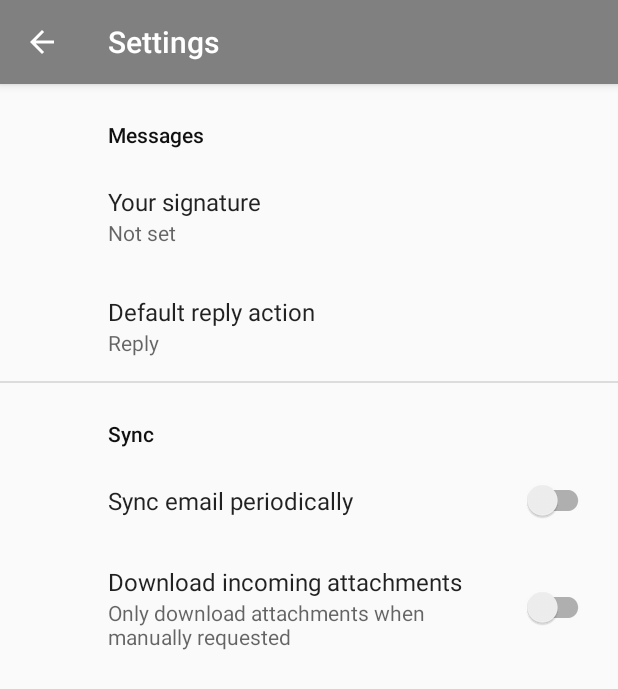
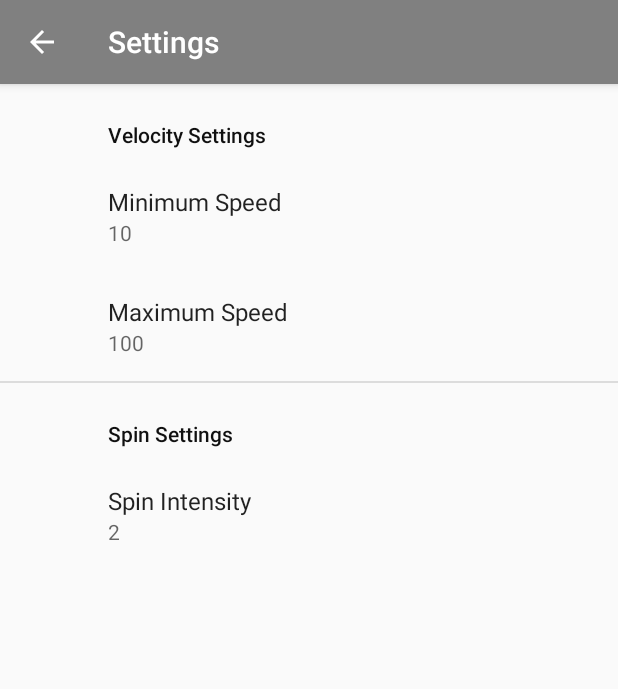
Before and after one commit to ricko1995/TableTennis, an Android app: the screen it shows after launch (SettingsActivity), in the options menu, after a tap on "Settings", on a phone screen of 412 x 824 dp. Shown: the top 689 px of the screen. Run offline under Robolectric (Android 15) with nearby library versions, the phone set to English and light mode, and no system bars; our stand-ins replace androidx.preference; libraries missing offline, so code that uses them is left out: android.net.sip.

Commit message:
Settings menu working

```diff
--- a/app/src/main/java/com/example/tabletennis/MainActivity.java
+++ b/app/src/main/java/com/example/tabletennis/MainActivity.java
@@ -14,29 +14,17 @@ import android.text.TextWatcher;
 import android.view.Menu;
 import android.view.MenuItem;
 import android.view.MotionEvent;
-import android.view.View;
-import android.view.animation.AccelerateInterpolator;
-import android.view.animation.AlphaAnimation;
-import android.view.animation.Animation;
-import android.view.animation.AnimationSet;
-import android.view.animation.DecelerateInterpolator;
-import android.view.animation.TranslateAnimation;
 import android.widget.Button;
 import android.widget.ImageView;
 import android.widget.LinearLayout;
 import android.widget.SeekBar;
 import android.widget.TextView;
 import android.widget.Toast;
-
 import com.google.gson.Gson;
-import com.google.gson.reflect.TypeToken;
-
-import java.lang.reflect.Type;
 import java.util.ArrayList;
-import java.util.List;
 import java.util.Random;
 
-public class MainActivity extends AppCompatActivity implements BtDevicesDialog.SelectedDeviceListener {
+public class MainActivity extends AppCompatActivity implements BtDevicesDialog.SelectedDeviceListener{
 
     private static final float xSpinMin = -1f;
     private static final float xSpinMax = -xSpinMin;
@@ -46,8 +34,8 @@ public class MainActivity extends AppCompatActivity implements BtDevicesDialog.S
     private static final float tableMaxX = 2.74f;
     private static final float tableMinY = 1.525f;
     private static final float tableMaxY = 0f;
-    private static final float minV0 = 20f;
-    private static final float maxV0 = 180f;
+    static float minV0 = 20f;
+    static float maxV0 = 180f;
     private static final int maxNumberOfShots = 10;
     private static final int maxNumberOfExercises = 10;
 
@@ -136,7 +124,6 @@ public class MainActivity extends AppCompatActivity implements BtDevicesDialog.S
 
         stopBtn.setOnClickListener(v -> {
             debugTxt4.setText("[{\"alpha\":0,\"delay\":0,\"phi\":0,\"v1\":0,\"v2\":0,\"v3\":0}]");
-            debugTxt1.setText(macAddressLoc);
             bt.write("[{\"alpha\":0,\"delay\":0,\"phi\":0,\"v1\":0,\"v2\":0,\"v3\":0}]");
         });
 
@@ -159,7 +146,15 @@ public class MainActivity extends AppCompatActivity implements BtDevicesDialog.S
             }
         });
 
-        new Handler().postDelayed(this::setDefault,100);
+        new Handler().postDelayed(()->{
+            setDefault();
+            if(macAddressLoc.equals("")){
+                openBtDeviceDialog();
+            }
+            Intent myIntent = new Intent(this, SettingsActivity.class);
+            myIntent.putExtra("firstStart", true);
+            startActivity(myIntent);
+        },100);
 
         tableView.setOnTouchListener((v, event) -> {
 
@@ -311,16 +306,11 @@ public class MainActivity extends AppCompatActivity implements BtDevicesDialog.S
     }
 
     @Override
-    protected void onResume()
-    {
-        super.onResume();
+    protected void onRestart() {
+        super.onRestart();
+        importSettingsValue();
         macAddressLoc = mPrefs.getString("macAddress", "");
-        debugTxt1.setText(macAddressLoc);
-        try {
-            //openBtSocket();
-        } catch (Exception e) {
-            e.printStackTrace();
-        }
+        if(!macAddressLoc.equals("")) openBtSocket();
     }
 
     @Override
@@ -502,4 +492,12 @@ public class MainActivity extends AppCompatActivity implements BtDevicesDialog.S
 
         new Handler().postDelayed(() -> doubleBackToExitPressedOnce = false, 2000);
     }
+
+    void importSettingsValue(){
+        minV0 = Float.valueOf(SettingsActivity.minSpeedPref.getText());
+        maxV0 = Float.valueOf(SettingsActivity.maxSpeedPref.getText());
+        ShotParameters.spinIntensityCoefficient = Float.valueOf(SettingsActivity.spinIntensityPref.getText());
+        setAll(false);
+    }
+
 }
--- a/app/src/main/java/com/example/tabletennis/SettingsActivity.java
+++ b/app/src/main/java/com/example/tabletennis/SettingsActivity.java
@@ -1,12 +1,23 @@
 package com.example.tabletennis;
 
+import android.net.sip.SipSession;
 import android.os.Bundle;
+import android.text.InputType;
+import android.view.MenuItem;
+import android.widget.EditText;
+
+import androidx.annotation.NonNull;
+import androidx.fragment.app.Fragment;
+import androidx.preference.EditTextPreference;
 
 import androidx.appcompat.app.ActionBar;
 import androidx.appcompat.app.AppCompatActivity;
 import androidx.preference.PreferenceFragmentCompat;
 
 public class SettingsActivity extends AppCompatActivity {
+
+    static EditTextPreference minSpeedPref, maxSpeedPref, spinIntensityPref;
+    boolean firstStart = false;
 
     @Override
     protected void onCreate(Bundle savedInstanceState) {
@@ -20,12 +31,46 @@ public class SettingsActivity extends AppCompatActivity {
         if (actionBar != null) {
             actionBar.setDisplayHomeAsUpEnabled(true);
         }
+
+        Bundle extras = getIntent().getExtras();
+        if (extras != null) {
+            firstStart = extras.getBoolean("firstStart");
+        }
+        if(firstStart) finish();
+    }
+
+    @Override
+    public boolean onOptionsItemSelected(MenuItem item) {
+        importSettingsValue();
+        finish();
+        return true;
+    }
+
+    @Override
+    public void onBackPressed() {
+        super.onBackPressed();
+        importSettingsValue();
     }
 
     public static class SettingsFragment extends PreferenceFragmentCompat {
         @Override
         public void onCreatePreferences(Bundle savedInstanceState, String rootKey) {
             setPreferencesFromResource(R.xml.root_preferences, rootKey);
+            minSpeedPref = findPreference("minSpeed");
+            maxSpeedPref = findPreference("maxSpeed");
+            spinIntensityPref = findPreference("spinIntensity");
+
+            if (minSpeedPref != null && maxSpeedPref != null && spinIntensityPref != null) {
+                minSpeedPref.setOnBindEditTextListener(editText -> editText.setInputType(InputType.TYPE_CLASS_NUMBER));
+                maxSpeedPref.setOnBindEditTextListener(editText -> editText.setInputType(InputType.TYPE_CLASS_NUMBER));
+                spinIntensityPref.setOnBindEditTextListener(editText -> editText.setInputType(InputType.TYPE_CLASS_NUMBER));
+            }
         }
     }
+
+    void importSettingsValue(){
+        MainActivity.minV0 = Float.valueOf(minSpeedPref.getText());
+        MainActivity.maxV0 = Float.valueOf(maxSpeedPref.getText());
+        ShotParameters.spinIntensityCoefficient = Float.valueOf(spinIntensityPref.getText());
+    }
 }
--- a/app/src/main/java/com/example/tabletennis/ShotParameters.java
+++ b/app/src/main/java/com/example/tabletennis/ShotParameters.java
@@ -7,7 +7,7 @@ class ShotParameters {
     private boolean init;
     private final static float g = 9.81f;
     private final static float h0 = 0.25f;
-    private final static float spinIntensityCoefficient = 3f; // 1<=spinIntensityCoefficient<=n  -> if 1 then its max spin
+    static float spinIntensityCoefficient = 3f; // 1<=spinIntensityCoefficient<=n  -> if 1 then its max spin
     private final static float[] motor1Coordinate = new float[]{0f,1f};
     private final static float[] motor2Coordinate = new float[]{(float) (Math.cos(Math.toRadians(30))), (float) (-Math.sin(Math.toRadians(30)))};
     private final static float[] motor3Coordinate = new float[]{(float) (-Math.cos(Math.toRadians(30))), (float) (-Math.sin(Math.toRadians(30)))};
@@ -29,15 +29,15 @@ class ShotParameters {
 
 
     int v1Speed(){
-        return  (int) ((this.v0 - this.v0/ spinIntensityCoefficient *Math.sqrt(Math.pow(spinX-motor1Coordinate[0],2)+Math.pow(spinY-motor1Coordinate[1],2))));
+        return  (int) ((this.v0 - this.v0/ (spinIntensityCoefficient+1) *Math.sqrt(Math.pow(spinX-motor1Coordinate[0],2)+Math.pow(spinY-motor1Coordinate[1],2))));
     }
 
     int v2Speed(){
-        return (int) ((this.v0 - this.v0/ spinIntensityCoefficient *Math.sqrt(Math.pow(spinX-motor2Coordinate[0],2)+Math.pow(spinY-motor2Coordinate[1],2))));
+        return (int) ((this.v0 - this.v0/ (spinIntensityCoefficient+1) *Math.sqrt(Math.pow(spinX-motor2Coordinate[0],2)+Math.pow(spinY-motor2Coordinate[1],2))));
     }
 
     int v3Speed(){
-        return  (int) ((this.v0 - this.v0/ spinIntensityCoefficient *Math.sqrt(Math.pow(spinX-motor3Coordinate[0],2)+Math.pow(spinY-motor3Coordinate[1],2))));
+        return  (int) ((this.v0 - this.v0/ (spinIntensityCoefficient+1) *Math.sqrt(Math.pow(spinX-motor3Coordinate[0],2)+Math.pow(spinY-motor3Coordinate[1],2))));
     }
 
     float phiAngle(){
--- a/app/src/main/res/xml/root_preferences.xml
+++ b/app/src/main/res/xml/root_preferences.xml
@@ -16,36 +16,52 @@
 
 <PreferenceScreen xmlns:app="http://schemas.android.com/apk/res-auto">
 
-    <PreferenceCategory app:title="@string/messages_header">
+    <PreferenceCategory app:title="Velocity Settings">
 
         <EditTextPreference
-            app:key="signature"
-            app:title="@string/signature_title"
-            app:useSimpleSummaryProvider="true" />
+            app:key="minSpeed"
+            app:title="Minimum Speed"
+            app:useSimpleSummaryProvider="true"
+            app:defaultValue="10"/>
 
-        <ListPreference
-            app:defaultValue="reply"
-            app:entries="@array/reply_entries"
-            app:entryValues="@array/reply_values"
-            app:key="reply"
-            app:title="@string/reply_title"
-            app:useSimpleSummaryProvider="true" />
+        <EditTextPreference
+            app:key="maxSpeed"
+            app:title="Maximum Speed"
+            app:useSimpleSummaryProvider="true"
+            app:defaultValue="100"/>
+
+<!--        <ListPreference-->
+<!--            app:defaultValue="reply"-->
+<!--            app:entries="@array/reply_entries"-->
+<!--            app:entryValues="@array/reply_values"-->
+<!--            app:key="reply"-->
+<!--            app:title="@string/reply_title"-->
+<!--            app:useSimpleSummaryProvider="true" />-->
 
     </PreferenceCategory>
 
-    <PreferenceCategory app:title="@string/sync_header">
-
-        <SwitchPreferenceCompat
-            app:key="sync"
-            app:title="@string/sync_title" />
-
-        <SwitchPreferenceCompat
-            app:dependency="sync"
-            app:key="attachment"
-            app:summaryOff="@string/attachment_summary_off"
-            app:summaryOn="@string/attachment_summary_on"
-            app:title="@string/attachment_title" />
+    <PreferenceCategory app:title="Spin Settings">
+        <EditTextPreference
+            app:key="spinIntensity"
+            app:title="Spin Intensity"
+            app:useSimpleSummaryProvider="true"
+            app:defaultValue="2" />
 
     </PreferenceCategory>
 
+<!--    <PreferenceCategory app:title="@string/sync_header">-->
+
+<!--        <SwitchPreferenceCompat-->
+<!--            app:key="sync"-->
+<!--            app:title="@string/sync_title" />-->
+
+<!--        <SwitchPreferenceCompat-->
+<!--            app:dependency="sync"-->
+<!--            app:key="attachment"-->
+<!--            app:summaryOff="@string/attachment_summary_off"-->
+<!--            app:summaryOn="@string/attachment_summary_on"-->
+<!--            app:title="@string/attachment_title" />-->
+
+<!--    </PreferenceCategory>-->
+
 </PreferenceScreen>
```
